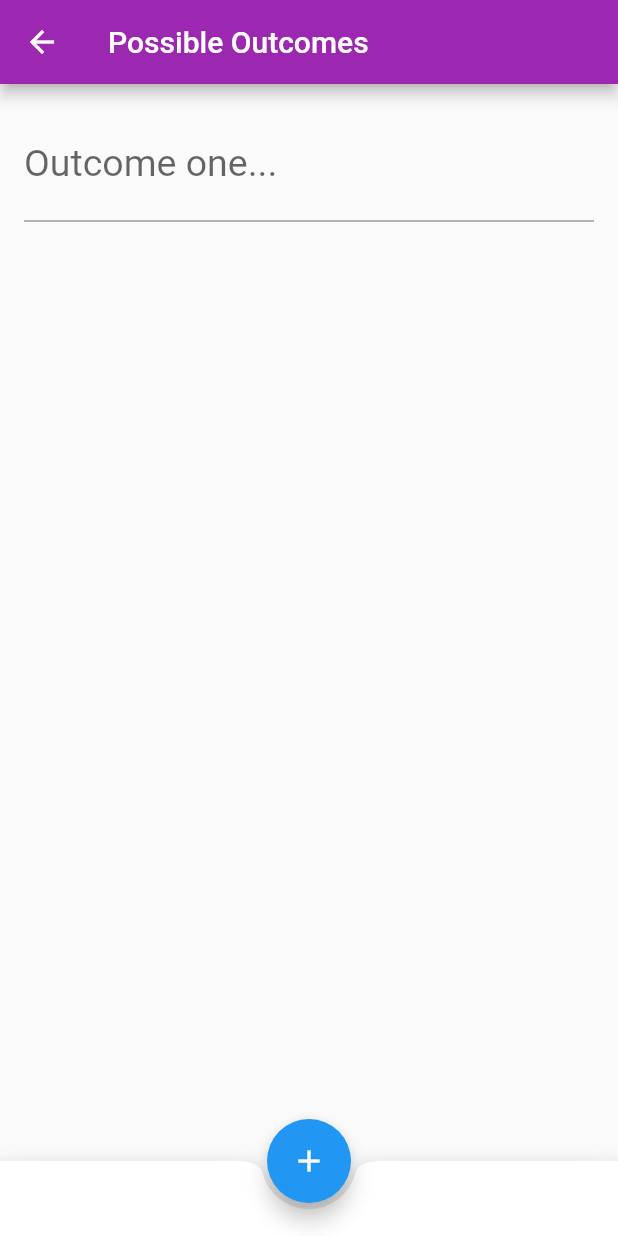
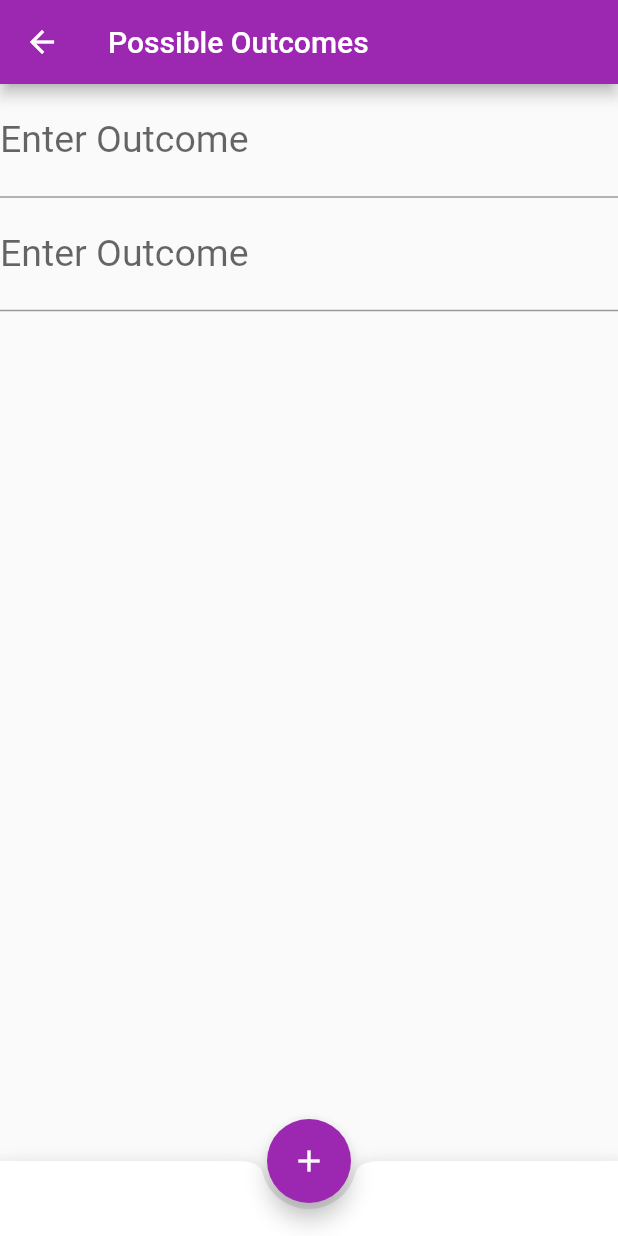
Before and after one commit to srcellucci/Decision-Game, a Flutter app: the SecondScreen screen opened directly, after a tap on the "add" icon, on a phone screen of 412 x 824 dp. Run offline on Flutter 3.47's test engine with Material 2 defaults, Android fonts, the phone set to English and light mode, and no system bars.

Commit message:
Added multiple outcome input functionality

```diff
--- a/decision_game/lib/main.dart
+++ b/decision_game/lib/main.dart
@@ -79,42 +79,92 @@ class SecondScreen extends StatefulWidget {
 
 //This screen will display the outcomes
 class OutcomeScreen extends State<SecondScreen> {
-  final TextStyle _biggerFont = const TextStyle(fontSize: 25.0);
+  int _count = 1;
+
   final TextStyle _titleFont = const TextStyle(fontSize: 20.0);
 
   @override
   Widget build(BuildContext context) {
-    return Scaffold(
-        appBar: AppBar(
-          title: Text('Possible Outcomes',
-            style: _titleFont,
-          ), //End of Text
-        ),
-        body: Padding(
-          padding: const EdgeInsets.all(16.0),
-          child: TextFormField(
-            decoration: InputDecoration(
-                labelText: 'Outcome one...'
-            ),
-            style: _biggerFont, //Increase font size
-          ),
-        ),
-        bottomNavigationBar: BottomAppBar(
-        shape: const CircularNotchedRectangle(),
-        child: Container(height: 50.0,),
-        ),
-        floatingActionButton: FloatingActionButton(
-        onPressed: () => setState(() {
+    List<Widget> _outcomes =
+        new List.generate(_count, (int i) => new ContactColumn());
 
-        }),
-        tooltip: 'Increment Counter',
-        child: Icon(Icons.add),
-        ),
-        floatingActionButtonLocation: FloatingActionButtonLocation.centerDocked,
-    );
+   return new Scaffold(
+
+       body: new LayoutBuilder(builder: (context, constraint) {
+         final _maxHeight= constraint.biggest.height;
+         final _biggerFont = TextStyle(fontSize: _maxHeight/ 6);
+
+        return new Center(
+          child: new Column(
+            mainAxisAlignment: MainAxisAlignment.center,
+            children: <Widget>[
+           new Container(
+           height: _maxHeight,
+           child: new ListView(
+             children: _outcomes,
+             scrollDirection: Axis.vertical,
+           ),
+         ),
+
+
+            ],
+         ),
+        );
+       }),
+     bottomNavigationBar: BottomAppBar(
+       shape: const CircularNotchedRectangle(),
+       child: Container(height: 50.0,),
+     ),
+     floatingActionButton: FloatingActionButton(
+       onPressed: _addNewContactColumn,
+       tooltip: 'Increment Counter',
+       backgroundColor: Colors.purple,
+       child: Icon(Icons.add),
+     ),
+     floatingActionButtonLocation:FloatingActionButtonLocation.centerDocked,
+     appBar: AppBar(
+       title: Text('Possible Outcomes',
+         style: _titleFont,
+       ), //End of Text
+     ),
+   );
+
+
   }
 
+  void _addNewContactColumn() {
+    setState(() {
+      _count = _count + 1;
+    });
+  }
 }
+
+class ContactColumn extends StatefulWidget {
+  @override
+  State<StatefulWidget> createState() => new _ContactColumn();
+}
+
+class _ContactColumn extends State<ContactColumn>
+{
+  final TextStyle _biggerFont = const TextStyle(fontSize: 25.0);
+
+  @override
+  Widget build(BuildContext context)
+  {
+    return new Container(
+        child: new Column(children: <Widget>[
+        new TextFormField(
+          decoration: new InputDecoration(
+            labelText: 'Enter Outcome'
+          ),
+          style: _biggerFont,
+        ),
+      ]));
+
+  }
+}
+
+
 
 //Creates the Goodness Screen class
 class ThirdScreen extends StatefulWidget {
```
Also changed, not shown: 1 other file.
